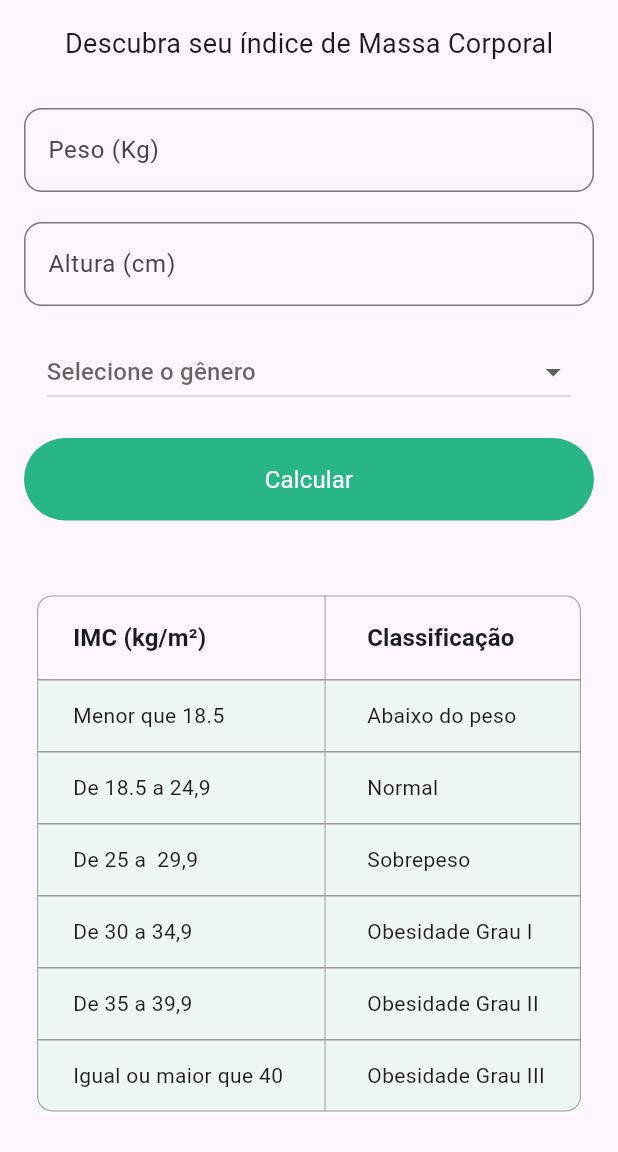
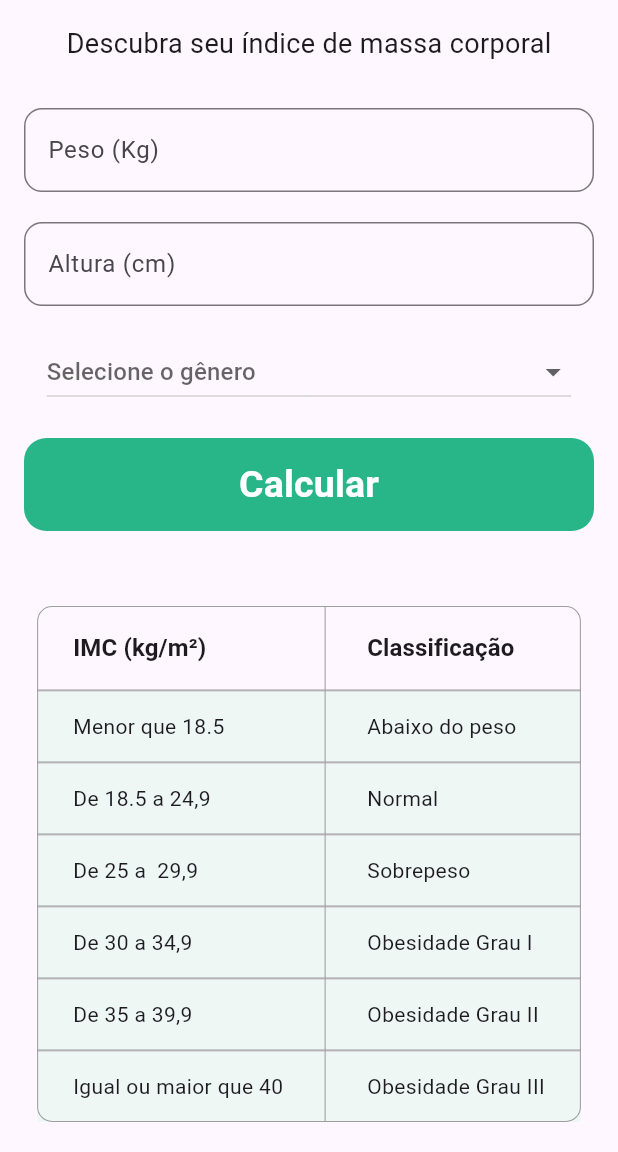
Before and after one commit to Wesley00s/imc, a Flutter app: the HomeScreen screen opened directly, on a phone screen of 412 x 824 dp, the part 84-1236 px from its top. Run offline on Flutter 3.47's test engine with Material 3 defaults, Android fonts, the phone set to English and light mode, and no system bars.

Commit message:
Add files via upload

```diff
--- a/lib/main.dart
+++ b/lib/main.dart
@@ -1,6 +1,7 @@
 import 'package:flutter/material.dart';
 import 'package:imc/screens/home_screen.dart';
 import 'package:imc/screens/result_screen.dart';
+import 'package:imc/screens/welcome_screen.dart';
 
 void main() {
   runApp(const MyApp());
@@ -19,7 +20,8 @@ class MyApp extends StatelessWidget {
       ),
       debugShowCheckedModeBanner: false,
       routes: {
-        '/': (context) => const HomeScreen(),
+        '/': (context) => const WelcomeScreen(),
+        '/home_screen': (context) => const HomeScreen(),
         '/result_screen': (context) => const ResultScreen()
       },
     );
--- a/lib/res/app_color.dart
+++ b/lib/res/app_color.dart
@@ -3,4 +3,6 @@ import 'dart:ui';
 class AppColor {
   static Color primaryColor = const Color(0xFF28B689);
   static Color secondaryColor = const Color(0x2185F6AB);
+  static Color tertiaryColor = const Color(0xFFEED428);
+
 }
--- a/lib/res/media.dart
+++ b/lib/res/media.dart
@@ -4,14 +4,14 @@ class AppMedia {
   static const underweightMale = '$_baseImage/underweight_male.png';
   static const normalMale = '$_baseImage/normal_male.png';
   static const overweightMale = '$_baseImage/overweight_male.png';
-  static const obeseMale1 = '$_baseImage/obese_male_1.png';
-  static const obeseMale2 = '$_baseImage/obese_male_2.png';
-  static const obeseMale3 = '$_baseImage/obese_male_3.png';
+  static const obeseMale1 = '$_baseImage/obese_male.png'; // IMAGEM MODIFICADA: obeseMale
+  static const obeseMale2 = '$_baseImage/severely_obese_male.png'; // IMAGEM MODIFICADA: severelyObeseMale
+  static const obeseMale3 = '$_baseImage/obese_male_3.png'; // IMAGEM A SER RETIRADA
 
   static const underweightFemale = '$_baseImage/underweight_female.png';
   static const normalFemale = '$_baseImage/normal_female.png';
   static const overweightFemale = '$_baseImage/overweight_female.png';
-  static const obeseFemale1 = '$_baseImage/obese_female_1.png';
-  static const obeseFemale2 = '$_baseImage/obese_female_2.png';
-  static const obeseFemale3 = '$_baseImage/obese_female_3.png';
+  static const obeseFemale1 = '$_baseImage/obese_female.png'; // IMAGEM MODIFICADA: obeseFemale
+  static const obeseFemale2 = '$_baseImage/severely_obese_female.png'; // IMAGEM MODIFICADA: severelyObeseFemale
+  static const obeseFemale3 = '$_baseImage/obese_female_3.png'; // IMAGEM A SER RETIRADA
 }
--- a/lib/screens/home_screen.dart
+++ b/lib/screens/home_screen.dart
@@ -3,7 +3,6 @@ import 'package:imc/res/app_color.dart';
 import 'package:imc/screens/widget/gender_dropdown.dart';
 import 'package:imc/screens/widget/imc_table.dart';
 import 'package:imc/screens/widget/styled_button.dart';
-
 import '../model/Result.dart';
 
 class HomeScreen extends StatefulWidget {
@@ -29,13 +28,14 @@ class _HomeScreenState extends State<HomeScreen> {
         backgroundColor: AppColor.primaryColor,
         foregroundColor: Colors.white,
         title: const Row(
+          mainAxisAlignment: MainAxisAlignment.spaceBetween,
           children: [
             Text(
                 'Calculadora IMC',
-              style: TextStyle(fontWeight: FontWeight.bold),
+                style : TextStyle(fontWeight: FontWeight.bold)
             ),
           ],
-        ),
+        )
       ),
       body: SingleChildScrollView(
         child: Padding(
@@ -43,7 +43,7 @@ class _HomeScreenState extends State<HomeScreen> {
           child: Column(
             children: [
               const Text(
-                'Descubra seu índice de Massa Corporal',
+                'Descubra seu índice de massa corporal',
                 style: TextStyle(fontSize: 18),
               ),
               const SizedBox(
@@ -116,15 +116,26 @@ class _HomeScreenState extends State<HomeScreen> {
               ),
               StyledButton(
                 onPressed: () {
+                  if (weight != null || height != null || selectedGender != null) {
                     Navigator.pushNamed(
                       context,
                       '/result_screen',
                       arguments: {
-                      'result':
-                          Result.calcResult(weight!, height!, selectedGender!)
+                        'result': Result.calcResult(weight!, height!, selectedGender!),
                       },
                     );
-                },
+                }
+                else {
+                   ScaffoldMessenger.of(context).showSnackBar(
+                      SnackBar(
+                        content: const Text(
+                            'Por favor, preencha ou selecione todos os campos antes de continuar!',
+                            style: TextStyle(fontSize: 20)),
+                        backgroundColor: AppColor.primaryColor,
+                      ),
+                    );
+                  }
+                }, text: 'Calcular',
               ),
               const SizedBox(
                 height: 50,
--- a/lib/screens/widget/styled_button.dart
+++ b/lib/screens/widget/styled_button.dart
@@ -4,8 +4,9 @@ import '../../res/app_color.dart';
 
 class StyledButton extends StatelessWidget {
   final VoidCallback onPressed;
+  final String text;
 
-  const StyledButton({super.key, required this.onPressed});
+  const StyledButton({super.key, required this.onPressed, required this.text});
 
   @override
   Widget build(BuildContext context) {
@@ -14,20 +15,24 @@ class StyledButton extends StatelessWidget {
         elevation: const WidgetStatePropertyAll(15),
         foregroundColor: WidgetStateProperty.all(Colors.white),
         backgroundColor: WidgetStateProperty.all(AppColor.primaryColor),
+        shape: MaterialStateProperty.all(
+          RoundedRectangleBorder(
+          borderRadius: BorderRadius.circular(15.0),
+          ),
+        ),
       ),
       onPressed: onPressed,
-      child: const Row(
+      child: Row(
         children: [
           Expanded(
             child: Row(
               mainAxisAlignment: MainAxisAlignment.center,
               children: [
                 Padding(
-                  padding: EdgeInsets.all(8.0),
-                  child: Text(
-                    'Calcular',
+                  padding: const EdgeInsets.all(5.0),
+                  child: Text(text,
                     style:
-                        TextStyle(fontWeight: FontWeight.normal, fontSize: 16),
+                        const TextStyle(fontWeight: FontWeight.bold, fontSize: 25),
                   ),
                 ),
               ],
```
Also changed, not shown: lib/model/Result.dart (+25 -12 lines), lib/screens/result_screen.dart (+94 -4 lines), lib/screens/welcome_screen.dart (added, +55 -0 lines), assets/images/background.png (added), assets/images/logo.jpg (added), assets/images/normal_female.png, assets/images/normal_male.png, assets/images/obese_female.png (added), assets/images/obese_male.png (added), assets/images/overweight_female.png, assets/images/overweight_male.png, assets/images/severely_obese_female.png (added), assets/images/severely_obese_male.png (added), assets/images/underweight_female.png, 1 more files. Lines whose indentation alone changed are shown as unchanged.
